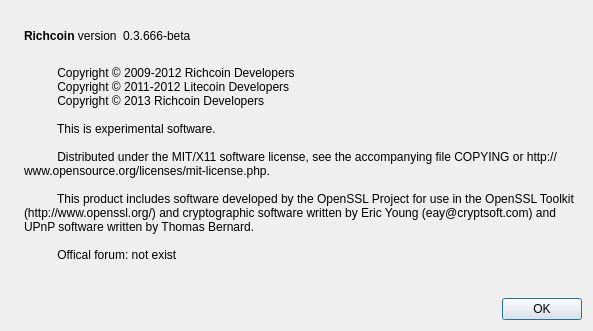
This is src/qt/forms/aboutdialog.ui in richcoin/richcoin as Qt 5 draws it before an edit. The edited form follows.
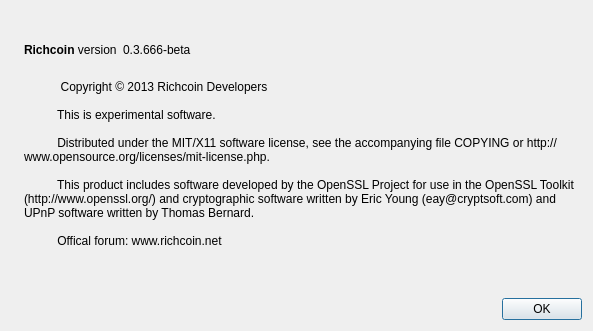
This is the edited form. Icons and pictures are not drawn.

Diff of the .ui file:
```diff
--- a/src/qt/forms/aboutdialog.ui
+++ b/src/qt/forms/aboutdialog.ui
@@ -95,9 +95,7 @@
        </property>
        <property name="text">
         <string>
-          Copyright © 2009-2012 Richcoin Developers
-          Copyright © 2011-2012 Litecoin Developers
-          Copyright © 2013 Richcoin Developers
+           Copyright © 2013 Richcoin Developers
 
           This is experimental software.
 
@@ -105,7 +103,7 @@
 
           This product includes software developed by the OpenSSL Project for use in the OpenSSL Toolkit (http://www.openssl.org/) and cryptographic software written by Eric Young (eay@cryptsoft.com) and UPnP software written by Thomas Bernard.
 
-          Offical forum: not exist
+          Offical forum: www.richcoin.net
         </string>
        </property>
        <property name="wordWrap">
```
